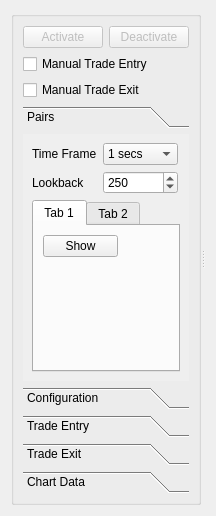
Old version of the form pairtabpage.ui in the repository ProDataLab/nkny.
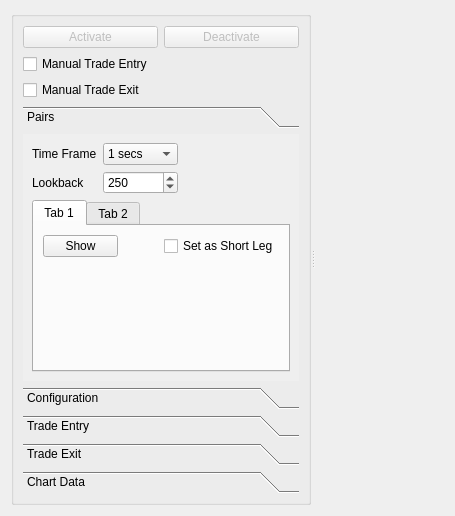
New version of the form. Custom widgets are drawn as their Qt base class.

Commit message: check box for manually changing long and short legs

What changed in the file:
```diff
--- a/pairtabpage.ui
+++ b/pairtabpage.ui
@@ -6,7 +6,7 @@
    <rect>
     <x>0</x>
     <y>0</y>
-    <width>201</width>
+    <width>455</width>
     <height>516</height>
    </rect>
   </property>
@@ -94,7 +94,7 @@
            <rect>
             <x>0</x>
             <y>0</y>
-            <width>158</width>
+            <width>280</width>
             <height>264</height>
            </rect>
           </property>
@@ -227,7 +227,9 @@
               <attribute name="title">
                <string>Tab 1</string>
               </attribute>
-              <layout class="QVBoxLayout" name="verticalLayout">
+              <layout class="QVBoxLayout" name="verticalLayout_4">
+               <item>
+                <layout class="QHBoxLayout" name="horizontalLayout_2">
                <item>
                 <widget class="QPushButton" name="pair1ShowButton">
                  <property name="enabled">
@@ -245,15 +247,52 @@
                 </widget>
                </item>
                <item>
+                  <spacer name="horizontalSpacer">
+                   <property name="orientation">
+                    <enum>Qt::Horizontal</enum>
+                   </property>
+                   <property name="sizeHint" stdset="0">
+                    <size>
+                     <width>17</width>
+                     <height>20</height>
+                    </size>
+                   </property>
+                  </spacer>
+                 </item>
+                 <item>
+                  <widget class="QCheckBox" name="sym1IsShortCheckBox">
+                   <property name="text">
+                    <string>Set as Short Leg</string>
+                   </property>
+                  </widget>
+                 </item>
+                </layout>
+               </item>
+               <item>
                 <widget class="ContractDetailsWidget" name="pair1ContractDetailsWidget" native="true"/>
                </item>
+               <item>
+                <spacer name="verticalSpacer_2">
+                 <property name="orientation">
+                  <enum>Qt::Vertical</enum>
+                 </property>
+                 <property name="sizeHint" stdset="0">
+                  <size>
+                   <width>20</width>
+                   <height>98</height>
+                  </size>
+                 </property>
+                </spacer>
+               </item>
               </layout>
              </widget>
              <widget class="QWidget" name="pair2Tab">
               <attribute name="title">
                <string>Tab 2</string>
               </attribute>
-              <layout class="QVBoxLayout" name="verticalLayout_4">
+              <layout class="QVBoxLayout" name="verticalLayout">
+               <item>
+                <layout class="QHBoxLayout" name="horizontalLayout_3">
                <item>
                 <widget class="QPushButton" name="pair2ShowButton">
                  <property name="enabled">
@@ -271,8 +310,43 @@
                 </widget>
                </item>
                <item>
+                  <spacer name="horizontalSpacer_2">
+                   <property name="orientation">
+                    <enum>Qt::Horizontal</enum>
+                   </property>
+                   <property name="sizeHint" stdset="0">
+                    <size>
+                     <width>40</width>
+                     <height>20</height>
+                    </size>
+                   </property>
+                  </spacer>
+                 </item>
+                 <item>
+                  <widget class="QCheckBox" name="sym2IsShortCheckBox">
+                   <property name="text">
+                    <string>Set as Short Leg</string>
+                   </property>
+                  </widget>
+                 </item>
+                </layout>
+               </item>
+               <item>
                 <widget class="ContractDetailsWidget" name="pair2ContractDetailsWidget" native="true"/>
                </item>
+               <item>
+                <spacer name="verticalSpacer_3">
+                 <property name="orientation">
+                  <enum>Qt::Vertical</enum>
+                 </property>
+                 <property name="sizeHint" stdset="0">
+                  <size>
+                   <width>20</width>
+                   <height>98</height>
+                  </size>
+                 </property>
+                </spacer>
+               </item>
               </layout>
              </widget>
             </widget>
@@ -284,7 +358,7 @@
            <rect>
             <x>0</x>
             <y>0</y>
-            <width>158</width>
+            <width>280</width>
             <height>264</height>
            </rect>
           </property>
@@ -499,7 +573,7 @@
            <rect>
             <x>0</x>
             <y>0</y>
-            <width>226</width>
+            <width>263</width>
             <height>304</height>
            </rect>
           </property>
@@ -729,8 +803,8 @@
            <rect>
             <x>0</x>
             <y>0</y>
-            <width>160</width>
-            <height>247</height>
+            <width>280</width>
+            <height>264</height>
            </rect>
           </property>
           <attribute name="label">
@@ -784,7 +858,7 @@
            <rect>
             <x>0</x>
             <y>0</y>
-            <width>158</width>
+            <width>280</width>
             <height>264</height>
            </rect>
           </property>
```
Lines whose indentation alone changed are shown as unchanged. The commit also changes 2 other files.
